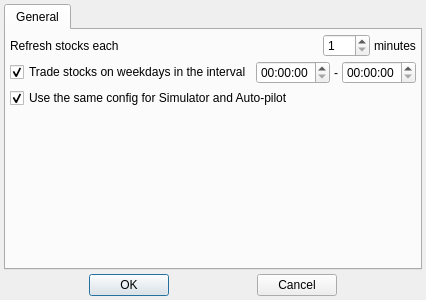
Above: src/config/settingsdialog.ui from Gris87/TInvestor before the change. Below: the same form after it.
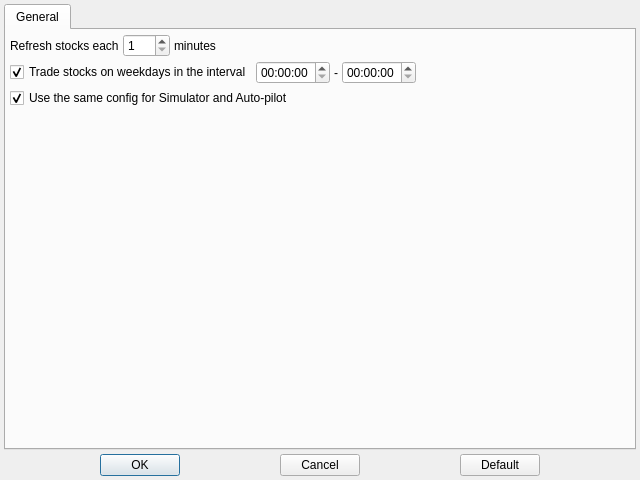
That is the form after the change.

Commit message: Make default

Patch:
```diff
--- a/src/config/settingsdialog.ui
+++ b/src/config/settingsdialog.ui
@@ -6,8 +6,8 @@
    <rect>
     <x>0</x>
     <y>0</y>
-    <width>400</width>
-    <height>300</height>
+    <width>640</width>
+    <height>480</height>
    </rect>
   </property>
   <property name="windowTitle">
@@ -66,19 +66,6 @@
            </property>
           </widget>
          </item>
-         <item>
-          <spacer name="horizontalSpacer_4">
-           <property name="orientation">
-            <enum>Qt::Orientation::Horizontal</enum>
-           </property>
-           <property name="sizeHint" stdset="0">
-            <size>
-             <width>40</width>
-             <height>20</height>
-            </size>
-           </property>
-          </spacer>
-         </item>
          <item>
           <widget class="QSpinBox" name="refreshTimeoutSpinBox">
            <property name="minimum">
@@ -96,6 +83,19 @@
            </property>
           </widget>
          </item>
+         <item>
+          <spacer name="horizontalSpacer_4">
+           <property name="orientation">
+            <enum>Qt::Orientation::Horizontal</enum>
+           </property>
+           <property name="sizeHint" stdset="0">
+            <size>
+             <width>40</width>
+             <height>20</height>
+            </size>
+           </property>
+          </spacer>
+         </item>
         </layout>
        </item>
        <item>
@@ -229,6 +229,26 @@
        </property>
       </spacer>
      </item>
+     <item>
+      <widget class="QPushButton" name="defaultButton">
+       <property name="text">
+        <string>Default</string>
+       </property>
+      </widget>
+     </item>
+     <item>
+      <spacer name="horizontalSpacer_6">
+       <property name="orientation">
+        <enum>Qt::Orientation::Horizontal</enum>
+       </property>
+       <property name="sizeHint" stdset="0">
+        <size>
+         <width>40</width>
+         <height>20</height>
+        </size>
+       </property>
+      </spacer>
+     </item>
     </layout>
    </item>
   </layout>
```
The commit also changes 8 other files.
